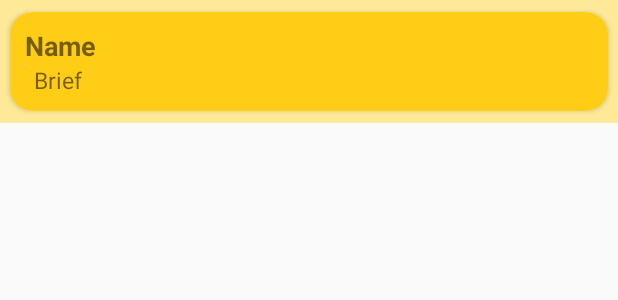
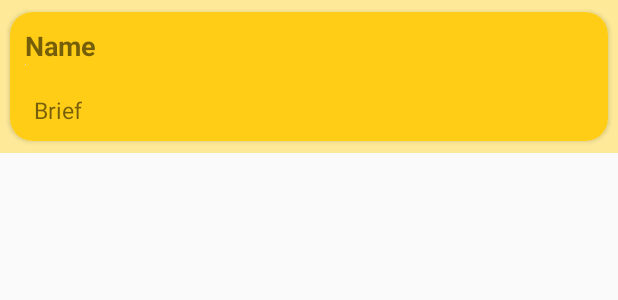
Before and after one commit to AmrElTaieb/Athletic-Stars, an Android app: the layout list.xml on its own in the app's theme, with its tools: preview values and no code run, on a phone screen of 412 x 824 dp. Shown: the top 300 px of the screen. Run offline under Robolectric (Android 15) with nearby library versions, the phone set to English and light mode, and no system bars.

Commit message:
modifying a list item's ui

```diff
--- a/app/src/main/java/eg/gov/iti/kotlin_project/Views/MainViewAdapter.kt
+++ b/app/src/main/java/eg/gov/iti/kotlin_project/Views/MainViewAdapter.kt
@@ -48,7 +48,7 @@ class MainViewAdapter(private val context: Context, private val athletes: List<A
         // - replace the contents of the view with that element
         holder.nameTextView.text = athletes!!.get(position).name
 //        Log.e("Amr", "${athletes.get(position).image} hopaaaaaaaaaaaaaaaaaaaaaaaaa")
-        Glide.with(context).load(athletes.get(position).image).apply(RequestOptions().override(350, 500)).into(holder.imageView)
+        Glide.with(context).load(athletes.get(position).image).apply(RequestOptions().override(250, 300)).into(holder.imageView)
 //        holder.imageTextView?.text = athletes.get(position).image
         holder.briefTextView.text = athletes.get(position).brief
 
--- a/app/src/main/res/layout/list.xml
+++ b/app/src/main/res/layout/list.xml
@@ -49,7 +49,10 @@
                     android:layout_width="wrap_content"
                     android:layout_height="wrap_content"
                     android:textSize="15sp"
+                    android:maxLines="3"
+                    android:ellipsize="end"
                     android:layout_marginStart="5dp"
+                    android:layout_marginTop="20dp"
                     android:layout_weight="2"
                     android:text="Brief"/>
 
```
